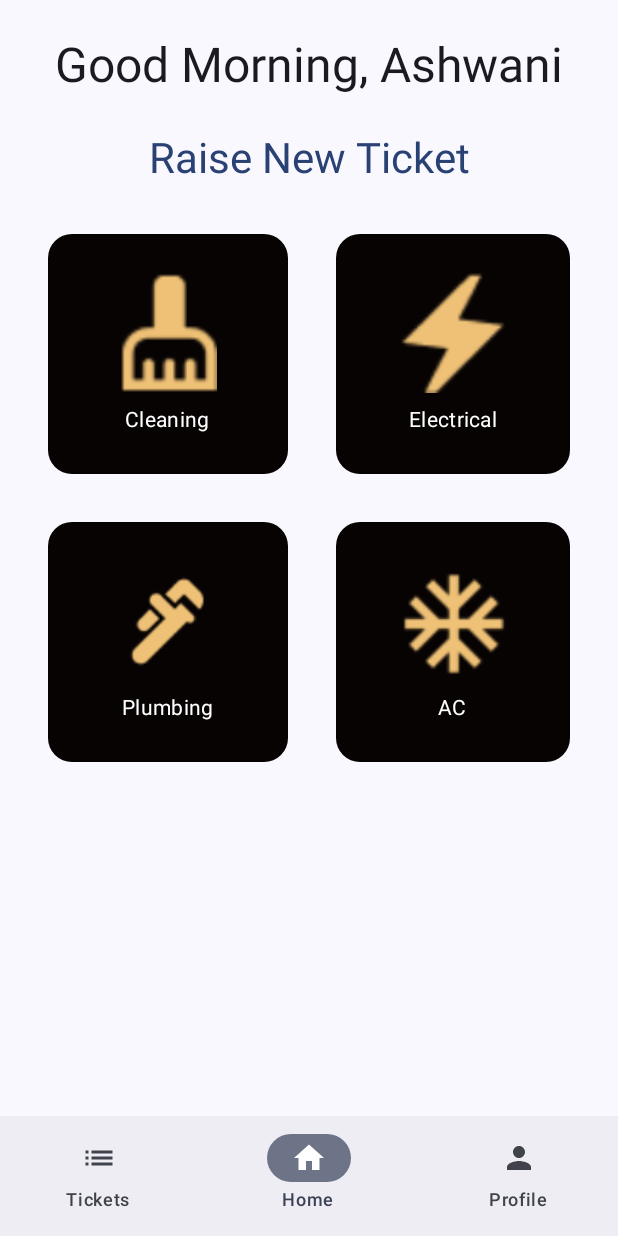
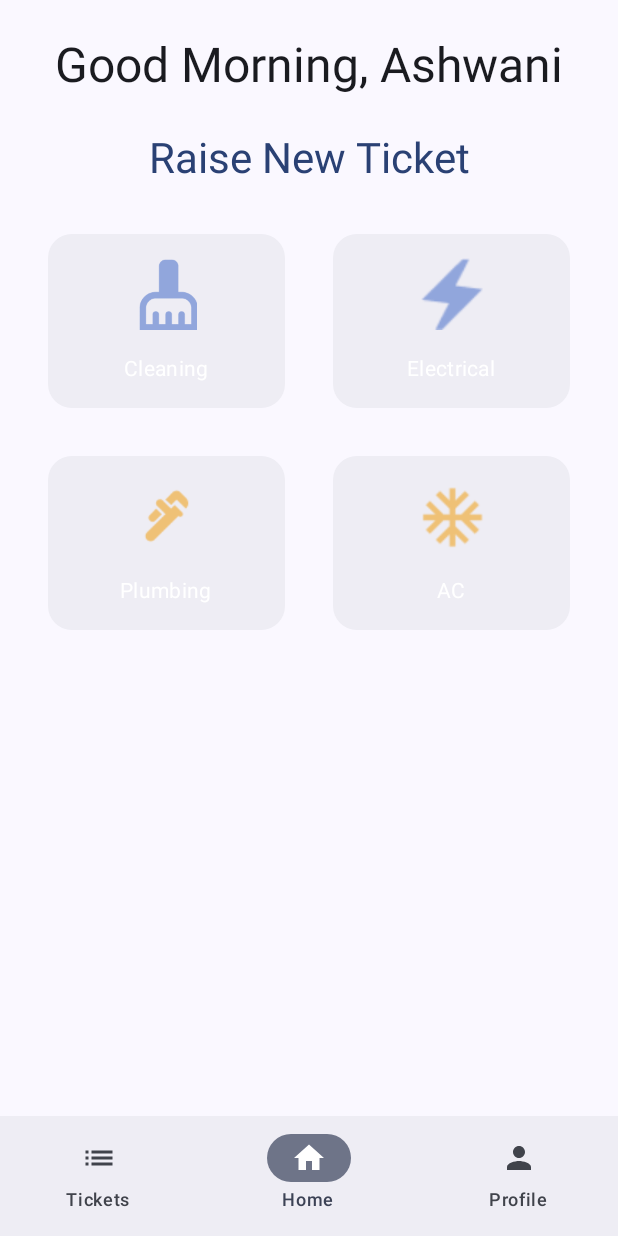
Before and after one commit to ISTE-VIT/RoomEase_App, an Android app built with Jetpack Compose: the MainBottomNavScreen screen opened through its navigation route, on a phone screen of 412 x 824 dp. Run offline under Robolectric (Android 15) with nearby library versions, the phone set to English and light mode, and no system bars; our stand-ins replace Firebase (no records; nobody signed in at launch, a user with empty details on screens opened directly).

Commit message:
fix: fixed cross theme UI

```diff
--- a/app/src/main/java/com/example/roomease/ui/screens/home/HomeScreen.kt
+++ b/app/src/main/java/com/example/roomease/ui/screens/home/HomeScreen.kt
@@ -1,5 +1,7 @@
 package com.example.roomease.ui.screens.home
 
+import android.os.Build
+import androidx.annotation.RequiresApi
 import androidx.compose.foundation.layout.Arrangement
 import androidx.compose.foundation.layout.Column
 import androidx.compose.foundation.layout.Row
@@ -26,7 +28,7 @@ import androidx.compose.foundation.layout.navigationBars
 import androidx.compose.foundation.layout.union
 import com.example.roomease.ui.screens.ticket.CreateTicketScreen
 
-
+/*
 @OptIn(ExperimentalMaterial3Api::class)
 @Composable
 fun HomePage(name: String) {
@@ -64,14 +66,15 @@ fun HomePage(name: String) {
                     horizontalArrangement = Arrangement.spacedBy(16.dp),
                     modifier = Modifier.fillMaxWidth()
                 ) {
-                    TicketIcon(type = "Cleaning", imageId = R.drawable.clean) { type ->
+                    TicketIcon(type = "Cleaning", imageId = R.drawable.clean, ) { type ->
                         selectedTicketType.value = type
                         showTicketSheet.value = true
                     }
                     TicketIcon(type = "Electrical", imageId = R.drawable.elec) { type ->
                         selectedTicketType.value = type
                         showTicketSheet.value = true
-                    }
+                    },
+
                 }
                 Row(
                     horizontalArrangement = Arrangement.spacedBy(16.dp),
@@ -107,3 +110,108 @@ fun HomePage(name: String) {
     }
 
 }
+*/
+
+
+@RequiresApi(Build.VERSION_CODES.O)
+@OptIn(ExperimentalMaterial3Api::class)
+@Composable
+fun HomePage(name: String) {
+    // State to show/hide the ticket creation bottom sheet and store the selected ticket type.
+    val showTicketSheet = remember { mutableStateOf(false) }
+    val selectedTicketType = remember { mutableStateOf("") }
+
+    Surface(
+        modifier = Modifier.fillMaxSize(),
+        color = MaterialTheme.colorScheme.background
+    ) {
+        Column(
+            modifier = Modifier
+                .fillMaxSize()
+                .padding(24.dp),
+            horizontalAlignment = Alignment.CenterHorizontally,
+            verticalArrangement = Arrangement.spacedBy(24.dp)
+        ) {
+            Text(
+                text = "Good Morning, $name",
+                style = MaterialTheme.typography.headlineLarge,
+                color = MaterialTheme.colorScheme.onBackground
+            )
+            Text(
+                text = "Raise New Ticket",
+                style = MaterialTheme.typography.headlineMedium,
+                color = MaterialTheme.colorScheme.primary
+            )
+            // Icons Grid: Two rows with two icons each.
+            Column(
+                verticalArrangement = Arrangement.spacedBy(16.dp),
+                modifier = Modifier.fillMaxWidth()
+            ) {
+                Row(
+                    horizontalArrangement = Arrangement.spacedBy(16.dp),
+                    modifier = Modifier
+                        .fillMaxWidth()
+                ) {
+                    TicketIcon(
+                        type = "Cleaning",
+                        imageId = R.drawable.clean,
+                        onTicketClick = { type ->
+                            selectedTicketType.value = type
+                            showTicketSheet.value = true
+                        },
+                        modifier = Modifier.weight(1f)
+                    )
+                    TicketIcon(
+                        type = "Electrical",
+                        imageId = R.drawable.elec,
+                        onTicketClick = { type ->
+                            selectedTicketType.value = type
+                            showTicketSheet.value = true
+                        },
+                        modifier = Modifier.weight(1f)
+                    )
+                }
+                Row(
+                    horizontalArrangement = Arrangement.spacedBy(16.dp),
+                    modifier = Modifier
+                        .fillMaxWidth()
+                ) {
+                    TicketIcon(
+                        type = "Plumbing",
+                        imageId = R.drawable.plum,
+                        onTicketClick = { type ->
+                            selectedTicketType.value = type
+                            showTicketSheet.value = true
+                        },
+                        modifier = Modifier.weight(1f)
+                    )
+                    TicketIcon(
+                        type = "AC",
+                        imageId = R.drawable.ac,
+                        onTicketClick = { type ->
+                            selectedTicketType.value = type
+                            showTicketSheet.value = true
+                        },
+                        modifier = Modifier.weight(1f)
+                    )
+                }
+            }
+        }
+    }
+
+    if (showTicketSheet.value) {
+        ModalBottomSheet(
+            onDismissRequest = { showTicketSheet.value = false },
+            dragHandle = { /* Optionally add a drag handle */ },
+            modifier = Modifier
+                .fillMaxHeight()
+                .windowInsetsPadding(WindowInsets.navigationBars.union(WindowInsets.ime))
+        ) {
+            CreateTicketScreen(
+                ticketType = selectedTicketType.value,
+                onTicketCreated = { showTicketSheet.value = false },
+                onCancel = { showTicketSheet.value = false }
+            )
+        }
+    }
+}
--- a/app/src/main/java/com/example/roomease/ui/screens/home/MainBottomNavScreen.kt
+++ b/app/src/main/java/com/example/roomease/ui/screens/home/MainBottomNavScreen.kt
@@ -1,5 +1,7 @@
 package com.example.roomease.ui.screens.home
 
+import android.os.Build
+import androidx.annotation.RequiresApi
 import androidx.compose.foundation.layout.padding
 import androidx.compose.material.icons.Icons
 import androidx.compose.material.icons.automirrored.filled.List
@@ -32,6 +34,7 @@ sealed class BottomNavItem(val route: String, val title: String, val icon: Image
     data object Profile : BottomNavItem("bottom_profile", "Profile", Icons.Filled.Person)
 }
 
+@RequiresApi(Build.VERSION_CODES.O)
 @Composable
 fun MainBottomNavScreen(parentNavController: NavHostController) {
     // This nested NavController handles bottom navigation among the main sections.
--- a/app/src/main/java/com/example/roomease/ui/screens/home/TicketIcon.kt
+++ b/app/src/main/java/com/example/roomease/ui/screens/home/TicketIcon.kt
@@ -17,37 +17,41 @@ import androidx.compose.ui.unit.dp
 import androidx.compose.foundation.Image
 import androidx.compose.foundation.layout.Arrangement
 import androidx.compose.foundation.layout.Box
+
+
+import androidx.compose.foundation.layout.fillMaxWidth
 import androidx.compose.ui.graphics.Color
 
 @Composable
 fun TicketIcon(
     type: String,
     imageId: Int,
-    onTicketClick: (String) -> Unit
+    onTicketClick: (String) -> Unit,
+    modifier: Modifier = Modifier
 ) {
     // Use a rounded Box with a Column to neatly display the icon above the label.
    Box(
-        modifier = Modifier
+       modifier = modifier
            .padding(8.dp)
-            .size(160.dp)
            .background(
-                color = Color(0xFF070303),
+               color = MaterialTheme.colorScheme.surfaceContainer,
                shape = RoundedCornerShape(16.dp)
            )
            .clickable { onTicketClick(type) },
        contentAlignment = Alignment.Center
-    ) {
+   )
+    {
         Column(
             horizontalAlignment = Alignment.CenterHorizontally,
-            verticalArrangement = Arrangement.SpaceBetween,
+            //verticalArrangement = Arrangement.SpaceBetween,
             modifier = Modifier.padding(16.dp)
         ) {
             Image(
                 painter = painterResource(id = imageId),
                 contentDescription = "$type Icon",
-                modifier = Modifier.size(80.dp)
+                modifier = Modifier.size(48.dp)
             )
-            Spacer(modifier = Modifier.padding(4.dp))
+            Spacer(modifier = Modifier.padding(8.dp))
             Text(
                 text = type,
                 style = MaterialTheme.typography.bodyMedium,
--- a/app/src/main/java/com/example/roomease/ui/theme/Theme.kt
+++ b/app/src/main/java/com/example/roomease/ui/theme/Theme.kt
@@ -47,7 +47,7 @@ fun RoomEaseTheme(
             if (darkTheme) dynamicDarkColorScheme(context) else dynamicLightColorScheme(context)
         }
 
-        darkTheme -> DarkColorScheme
+        darkTheme -> LightColorScheme
         else -> LightColorScheme
     }
 
```
Also changed, not shown: app/src/main/res/drawable/clean.png, app/src/main/res/drawable/elec.png. Lines whose indentation alone changed are shown as unchanged.
